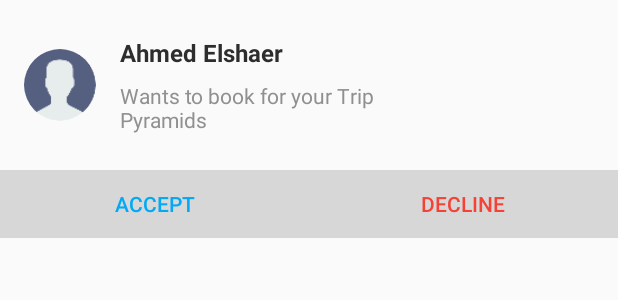
After one commit to Hazemhabeb/SohbaH, an Android app: the layout host_notification_item.xml on its own in the app's theme, with its tools: preview values and no code run, on a phone screen of 412 x 824 dp. The commit adds this screen. Shown: the top 300 px of the screen. Run offline under Robolectric (Android 15) with nearby library versions, the phone set to English and light mode, and no system bars.

Commit message:
Notification And Booking

```diff
--- a/app/src/main/AndroidManifest.xml
+++ b/app/src/main/AndroidManifest.xml
@@ -8,10 +8,10 @@
     <uses-permission android:name="android.permission.INTERNET"/>
 
     <application
+            android:name=".mApplication"
             android:allowBackup="true"
             android:icon="@mipmap/ic_launcher"
             android:label="@string/app_name"
-            android:name=".mApplication"
             android:supportsRtl="true"
             android:theme="@style/AppTheme.NoActionBar">
         <activity android:name=".Activities.MainActivity">
@@ -63,6 +63,8 @@
         </activity>
         <activity android:name=".Activities.AddTrip">
         </activity>
+        <activity android:name=".Activities.NotificationActivity">
+        </activity>
     </application>
 
 </manifest>
--- a/app/src/main/java/com/sohba_travel/sohba/activities/TripDetailActivity.java
+++ b/app/src/main/java/com/sohba_travel/sohba/activities/TripDetailActivity.java
@@ -117,7 +117,7 @@ public class TripDetailActivity extends AppCompatActivity {
         FirebaseDatabase database = FirebaseDatabase.getInstance();
         DatabaseReference myRef = database.getReference("trips").child(trip.tripId).child("Booking").child(BookingId);
         myRef.setValue(new Booking(user.getUid(), BookingId, trip.userId, System.currentTimeMillis() + "", false, false, trip.tripId));
-        DatabaseReference myRNotifiaction = database.getReference("notifications").child(trip.userId);
+        DatabaseReference myRNotifiaction = database.getReference("hostNotifications").child(trip.userId);
         myRNotifiaction.setValue(new Notification(BookingId, NotifiactionId, trip.userId, user.getUid()));
 
 
--- a/app/src/main/res/layout/activity_main.xml
+++ b/app/src/main/res/layout/activity_main.xml
@@ -20,6 +20,7 @@
             android:theme="@style/ThemeOverlay.AppCompat.Dark.ActionBar">
 <FrameLayout
         android:layout_width="match_parent"
+        app:layout_scrollFlags="scroll|enterAlways"
         android:layout_height="match_parent"
         >
     <ImageView
@@ -34,7 +35,6 @@
             android:layout_width="match_parent"
             android:layout_gravity="top"
             android:layout_height="?attr/actionBarSize"
-            app:layout_scrollFlags="scroll|enterAlways"
             app:popupTheme="@style/CustomActionBar"/>
 
     <android.support.design.widget.TabLayout
--- /dev/null
+++ b/app/src/main/res/layout/host_notification_item.xml
@@ -0,0 +1,77 @@
+<?xml version="1.0" encoding="utf-8"?>
+<LinearLayout xmlns:android="http://schemas.android.com/apk/res/android"
+              android:orientation="vertical"
+              android:layout_width="match_parent"
+              android:clickable="true"
+              android:foreground="?attr/selectableItemBackground"
+              android:layout_height="wrap_content">
+
+    <LinearLayout
+            android:layout_width="match_parent"
+            android:layout_height="wrap_content"
+            android:orientation="horizontal"
+            android:padding="16dp">
+
+        <de.hdodenhof.circleimageview.CircleImageView
+                android:id="@+id/ivBookedUserPic"
+                android:layout_width="48dp"
+                android:layout_marginRight="8dp"
+                android:layout_gravity="center_vertical"
+                android:layout_height="48dp"
+                android:src="@drawable/user"/>
+
+        <LinearLayout
+                android:layout_width="wrap_content"
+                android:padding="8dp"
+                android:layout_gravity="center_vertical"
+                android:orientation="vertical"
+                android:layout_height="wrap_content">
+
+            <TextView
+                    android:layout_width="wrap_content"
+                    android:layout_height="wrap_content"
+                    android:text="Ahmed Elshaer"
+                    android:textStyle="bold"
+                    android:id="@+id/tvBookedUsername"
+                    android:textColor="#2D2D2D"
+                    android:textAppearance="@style/Base.TextAppearance.AppCompat.Medium"
+                    android:textSize="16sp"/>
+
+            <TextView
+                    android:layout_width="180dp"
+                    android:layout_height="wrap_content"
+                    android:layout_marginTop="8dp"
+                    android:id="@+id/tvQITitle"
+                    android:text="Wants to book for your Trip Pyramids"
+                    android:textColor="#909090"
+                    android:textAppearance="@style/Base.TextAppearance.AppCompat.Small"
+                    android:textSize="14sp"/>
+        </LinearLayout>
+
+
+    </LinearLayout>
+
+    <LinearLayout
+            android:layout_width="match_parent"
+            android:background="#D7D7D7"
+            android:layout_height="45dp">
+
+        <Button
+                android:layout_width="match_parent"
+                android:text="Accept"
+                android:id="@+id/bAccept"
+                android:layout_weight="1"
+                android:textColor="@color/colorPrimary"
+                style="@style/Base.Widget.AppCompat.Button.Borderless.Colored"
+                android:layout_height="wrap_content"/>
+
+        <Button
+                android:layout_width="match_parent"
+                android:text="Decline"
+                android:id="@+id/bDecline"
+                android:layout_weight="1"
+                style="@style/Base.Widget.AppCompat.Button.Borderless.Colored"
+                android:layout_height="wrap_content"/>
+
+    </LinearLayout>
+</LinearLayout>
```
Also changed, not shown: app/src/main/java/com/sohba_travel/sohba/Activities/NotificationActivity.java (added, +117 -0 lines), app/src/main/java/com/sohba_travel/sohba/Adapters/HostNotificationAdapter.java (added, +78 -0 lines), app/src/main/java/com/sohba_travel/sohba/activities/MainActivity.java (+24 -5 lines), app/src/main/res/drawable/ic_notifications.xml (added, +9 -0 lines), app/src/main/res/layout/activity_notification.xml (added, +19 -0 lines).
